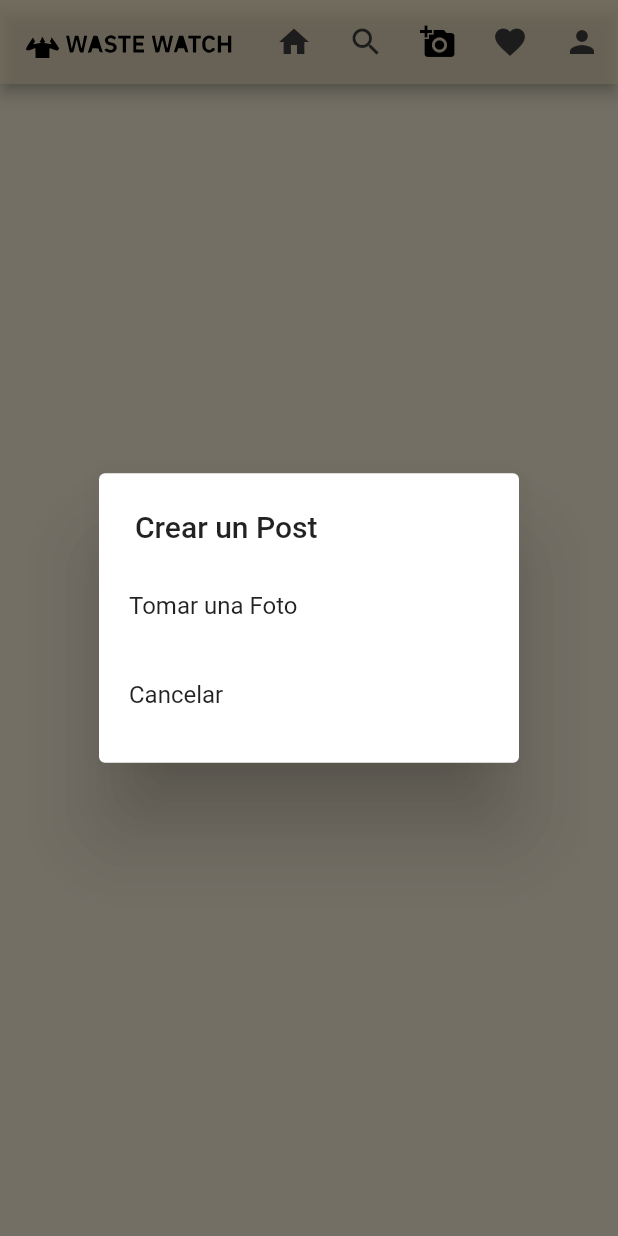
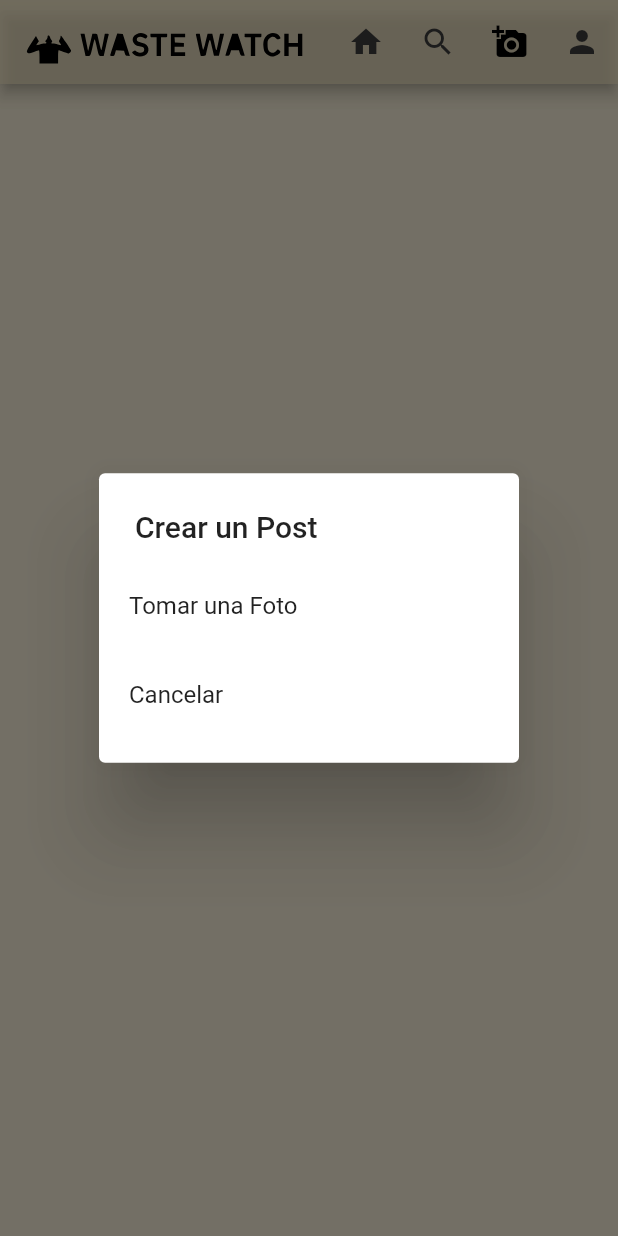
Before and after one commit to faridibal/Waste-Watch, a Flutter app: the WebScreenLayout screen opened directly, after a tap on the "search" icon, after a tap on the "add a photo" icon, after a tap on the "upload" icon, on a phone screen of 412 x 824 dp. Run offline on Flutter 3.47's test engine with Material 2 defaults, Android fonts, the light colour scheme and no system bars; our stand-ins replace cloud_firestore, firebase_auth, firebase_core, firebase_storage, flutter_svg, geolocator and 1 more; missing offline and left inert: maps_launcher; accounts and stored records are empty; network calls fail.

Commit message:
arreglando fallos

```diff
--- a/lib/resources/firestore_methods.dart
+++ b/lib/resources/firestore_methods.dart
@@ -1,4 +1,3 @@
-import 'dart:ffi';
 import 'dart:typed_data';
 
 import 'package:cloud_firestore/cloud_firestore.dart';
--- a/lib/responsive/web_screen_layout.dart
+++ b/lib/responsive/web_screen_layout.dart
@@ -74,13 +74,6 @@ class _WebScreenLayoutState extends State<WebScreenLayout> {
           ),
           IconButton(
             icon: Icon(
-              Icons.favorite,
-              color: _page == 3 ? primaryColor : secondaryColor,
-            ),
-            onPressed: () => navigationTapped(3),
-          ),
-          IconButton(
-            icon: Icon(
               Icons.person,
               color: _page == 4 ? primaryColor : secondaryColor,
             ),
```
Also changed, not shown: lib/responsive/mobile_screen_layout.dart (+0 -8 lines), lib/widgets/comment_card.dart (+0 -7 lines).
